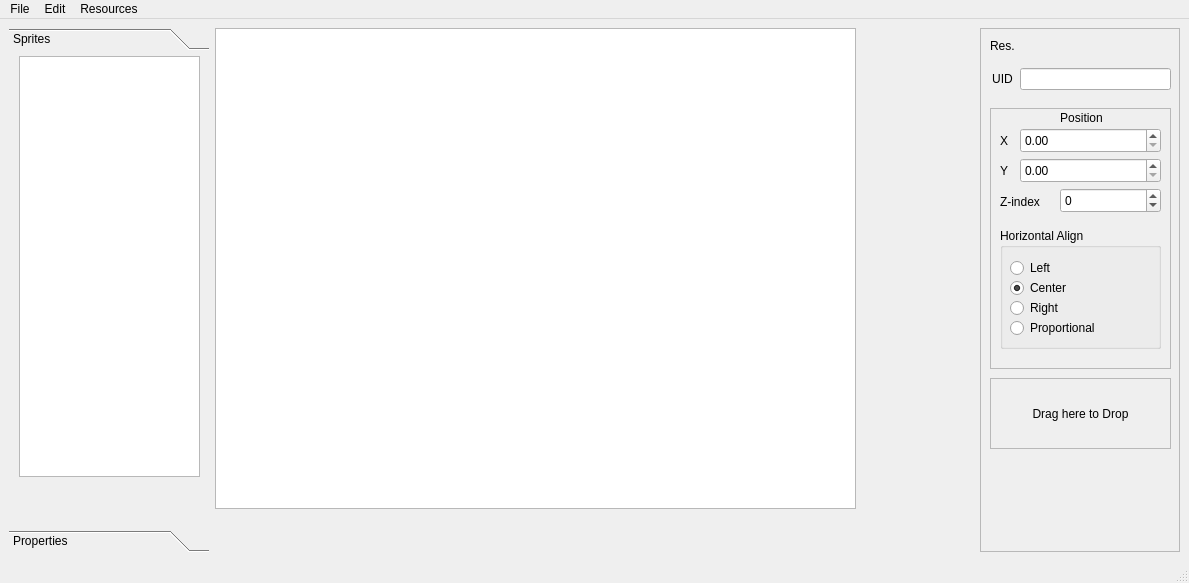
Above: designer.ui from Nepherhotep/terevaka-ui-builder before the change. Below: the same form after it.
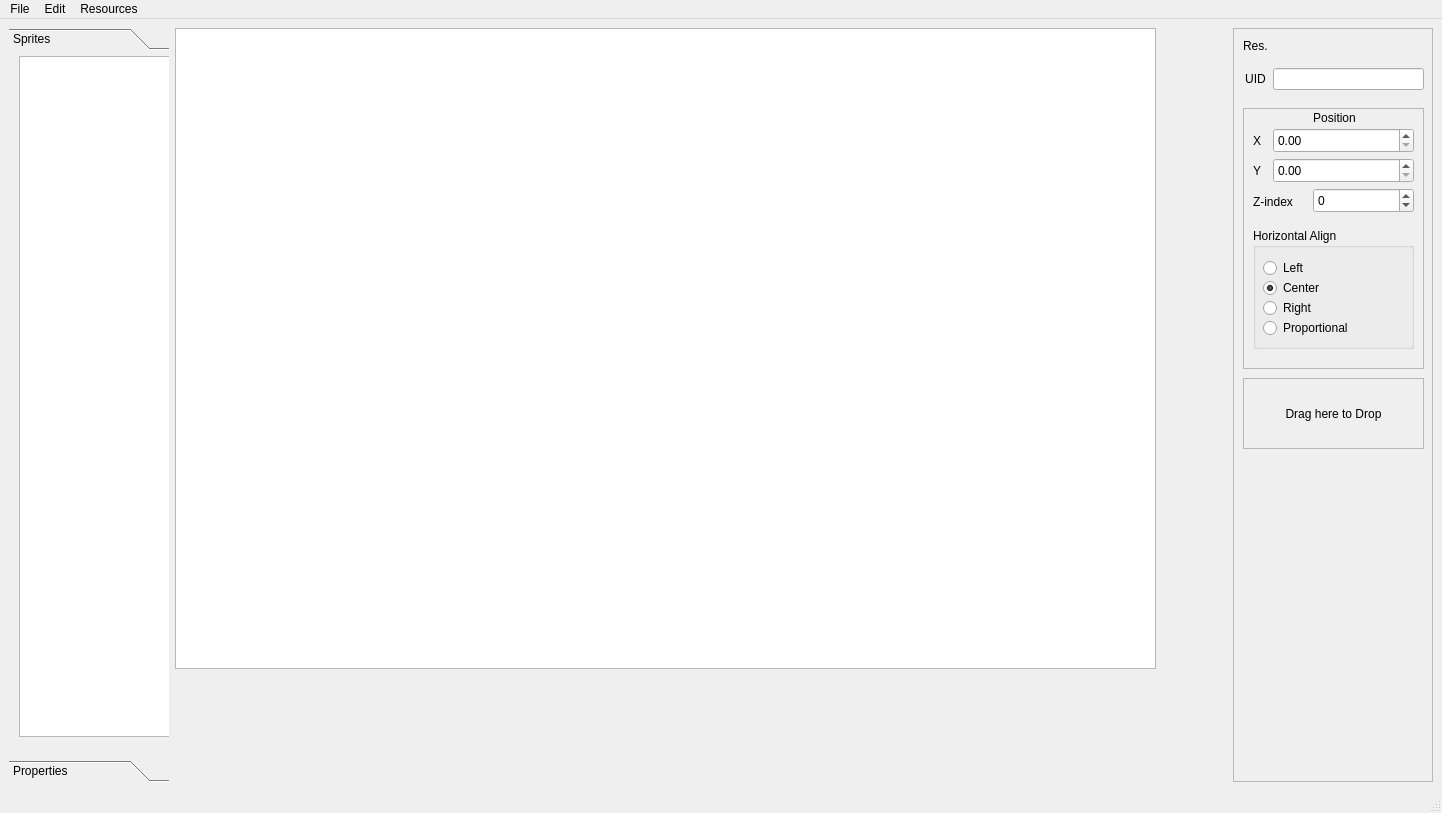
That is the form after the change. Custom widgets are drawn as their Qt base class.

Commit message: updated ui builder to match 1024x768 on start on Mac

```diff
--- a/designer.ui
+++ b/designer.ui
@@ -6,12 +6,12 @@
    <rect>
     <x>0</x>
     <y>0</y>
-    <width>1189</width>
-    <height>583</height>
+    <width>1442</width>
+    <height>813</height>
    </rect>
   </property>
   <property name="sizePolicy">
-   <sizepolicy hsizetype="Expanding" vsizetype="Expanding">
+   <sizepolicy hsizetype="Preferred" vsizetype="Preferred">
     <horstretch>0</horstretch>
     <verstretch>0</verstretch>
    </sizepolicy>
@@ -37,9 +37,12 @@
       </property>
       <item>
        <widget class="QToolBox" name="toolBox">
+        <property name="enabled">
+         <bool>true</bool>
+        </property>
         <property name="maximumSize">
          <size>
-          <width>200</width>
+          <width>160</width>
           <height>16777215</height>
          </size>
         </property>
@@ -54,8 +57,8 @@
           <rect>
            <x>0</x>
            <y>0</y>
-           <width>200</width>
-           <height>446</height>
+           <width>160</width>
+           <height>676</height>
           </rect>
          </property>
          <attribute name="label">
@@ -66,8 +69,8 @@
            <rect>
             <x>10</x>
             <y>0</y>
-            <width>181</width>
-            <height>421</height>
+            <width>161</width>
+            <height>681</height>
            </rect>
           </property>
           <property name="viewMode">
@@ -308,8 +311,8 @@
           <rect>
            <x>0</x>
            <y>0</y>
-           <width>641</width>
-           <height>481</height>
+           <width>981</width>
+           <height>641</height>
           </rect>
          </property>
          <property name="sizePolicy">
@@ -641,7 +644,7 @@
     <rect>
      <x>0</x>
      <y>0</y>
-     <width>1189</width>
+     <width>1442</width>
      <height>22</height>
     </rect>
    </property>
```
Left out of the diff: 4 changed lines with no effect on the pictures. The commit also changes 1 other file.
